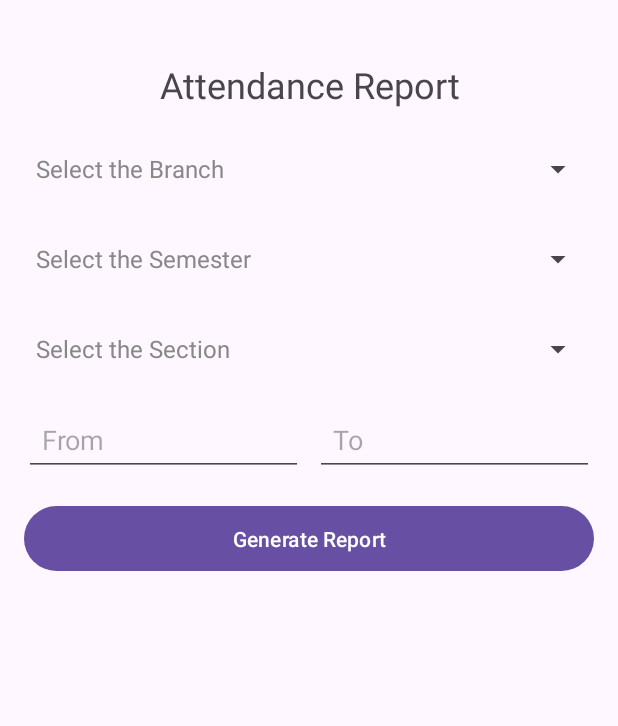
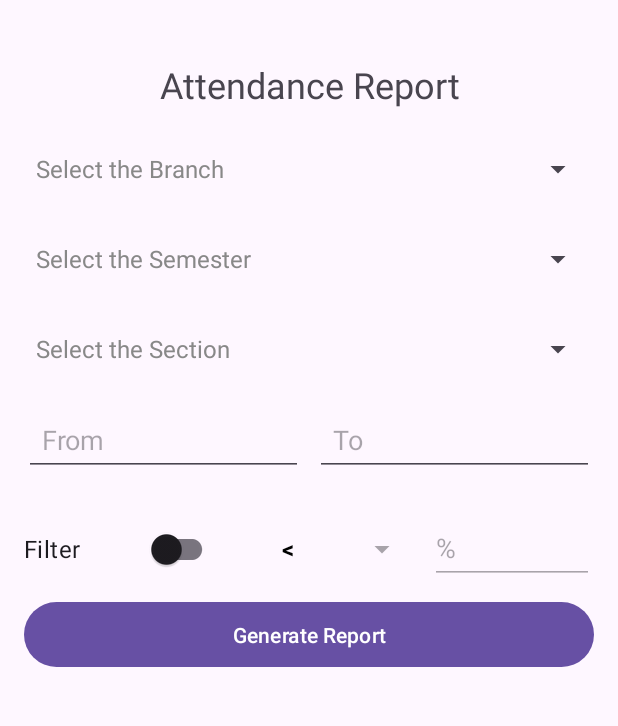
Before and after one commit to sajid-ali-khan/gprec-attendance-app, an Android app: the fragment Report placed in its activity, after a tap on "Generate Report", on a phone screen of 412 x 824 dp, the part 96-822 px from its top. Run offline under Robolectric (Android 15) with nearby library versions, the phone set to English and light mode, and no system bars; 4 statements that could not run were skipped.

Commit message:
add filter in report generation

```diff
--- a/app/build.gradle.kts
+++ b/app/build.gradle.kts
@@ -34,6 +34,7 @@ android {
 dependencies {
 
     implementation("com.android.volley:volley:1.2.1")
+    implementation("com.google.android.material:material:1.12.0")
     implementation(libs.appcompat)
     implementation(libs.material)
     implementation(libs.activity)
--- a/app/src/main/java/com/example/gprec_30/AttendanceTableActivity.java
+++ b/app/src/main/java/com/example/gprec_30/AttendanceTableActivity.java
@@ -106,7 +106,7 @@ public class AttendanceTableActivity extends AppCompatActivity {
         TableRow row = new TableRow(this);
         row.setLayoutParams(new TableRow.LayoutParams(TableRow.LayoutParams.MATCH_PARENT, TableRow.LayoutParams.WRAP_CONTENT));
 
-        String[] rowData = {record.getRollNumber(), record.getDaysPresent(), record.getTotalDays(), record.getAttendancePercentage()};
+        String[] rowData = {record.getRollNumber(), record.getDaysPresent(), record.getTotalDays(), String.format("%.2f", record.getAttendancePercentage())};
         for (String cellData : rowData) {
             TextView cell = new TextView(this);
             cell.setText(cellData);
--- a/app/src/main/java/com/example/gprec_30/fragment_classes/Report.java
+++ b/app/src/main/java/com/example/gprec_30/fragment_classes/Report.java
@@ -11,6 +11,7 @@ import android.view.LayoutInflater;
 import android.view.View;
 import android.view.ViewGroup;
 import android.widget.AdapterView;
+import android.widget.ArrayAdapter;
 import android.widget.Button;
 import android.widget.EditText;
 import android.widget.Spinner;
@@ -24,6 +25,7 @@ import com.example.gprec_30.utils.DatabaseHelper;
 import com.example.gprec_30.utils.HintArrayAdapter;
 import com.google.android.material.datepicker.MaterialDatePicker;
 import com.example.gprec_30.utils.AttendanceReportTable;
+import com.google.android.material.switchmaterial.SwitchMaterial;
 
 import java.io.File;
 import java.io.FileWriter;
@@ -42,11 +44,12 @@ import java.util.List;
 import java.util.Locale;
 import java.util.Objects;
 import java.util.concurrent.Executors;
+import java.util.stream.Collectors;
 
 public class Report extends Fragment {
 
-    private Spinner sp_branch, sp_sem, sp_section;
-    private EditText et_from, et_to;
+    private Spinner sp_branch, sp_sem, sp_section, sp_symbol;
+    private EditText et_from, et_to, et_percentage;
 
     private String selectedBranch = "", selectedSem = "", selectedSection = "";
     private String fromDate = "", toDate = "";
@@ -54,6 +57,14 @@ public class Report extends Fragment {
     private final String ph_branch = "Select the Branch";
     private final String ph_sem = "Select the Semester";
     private final String ph_section = "Select the Section";
+
+
+    private final String[] symbols = {"<", ">", "<=", ">=", "="};
+
+    String selectedSymbol = "";
+    String percentage = "";
+
+    SwitchMaterial toggle_filter;
 
     public Report() {
         // Required empty public constructor
@@ -138,11 +149,46 @@ public class Report extends Fragment {
         et_to = rootView.findViewById(R.id.date_to);
         Button btn_generateReport = rootView.findViewById(R.id.btn_generateReport);
 
+        sp_symbol = rootView.findViewById(R.id.sp_symbol);
+        et_percentage = rootView.findViewById(R.id.et_percentage);
+        toggle_filter = rootView.findViewById(R.id.toggle_filter);
+
         setupDatePickers();
 
+        setupFilterActivity();
+
+        // Toggle listener
+        toggle_filter.setOnCheckedChangeListener((buttonView, isChecked) -> {
+            sp_symbol.setEnabled(isChecked);
+            et_percentage.setEnabled(isChecked);
+        });
+
+        sp_symbol.setOnItemSelectedListener(new AdapterView.OnItemSelectedListener() {
+            @Override
+            public void onItemSelected(AdapterView<?> parent, View view, int position, long id) {
+                // Store the selected symbol in the global variable
+                selectedSymbol = symbols[position];
+                Log.d("SelectedSymbol", "Selected: " + selectedSymbol);
+            }
+
+            @Override
+            public void onNothingSelected(AdapterView<?> parent) {
+                // Optional: Handle no selection if needed
+                selectedSymbol = ""; // Clear the global variable
+            }
+        });
+
         btn_generateReport.setOnClickListener(v -> {
+
             fromDate = et_from.getText().toString();
             toDate = et_to.getText().toString();
+            percentage = et_percentage.getText().toString();
+
+            //checking if all the input fields are filled
+            if (allFieldsNotFilled()){
+                Toast.makeText(requireContext(), "Please fill all the input fields", Toast.LENGTH_SHORT).show();
+                return;
+            }
 
             if (validateDateRange(fromDate, toDate)) {
                 try {
@@ -154,7 +200,7 @@ public class Report extends Fragment {
                     Executors.newSingleThreadExecutor().execute(() -> {
                         String query = AttendanceQueryBuilder.generateAttendanceQuery(branchCode, selectedSem, selectedSection, formattedFromDate, formattedToDate);
 
-                        writeQueryToFile(query);
+//                        writeQueryToFile(query);
 
                         // Execute the query and get the report data
                         List<AttendanceReportTable> attendanceReportTable = makeReport(query);
@@ -184,6 +230,20 @@ public class Report extends Fragment {
         return rootView;
     }
 
+    private boolean allFieldsNotFilled() {
+        Log.d("Report", "allFieldsNotFilled: "+ String.format("%s, %s, %s, %s, %s", selectedBranch, selectedSem, selectedSection, fromDate, toDate));
+        return selectedBranch.isEmpty() || selectedSem.isEmpty() || selectedSection.isEmpty() || fromDate.isEmpty() || toDate.isEmpty() || (toggle_filter.isChecked() && (selectedSymbol.isEmpty() || percentage.isEmpty()));
+    }
+
+    private void setupFilterActivity() {
+
+        ArrayAdapter<String> adapter = new ArrayAdapter<>(requireContext(), R.layout.spinner_item, symbols);
+        adapter.setDropDownViewResource(R.layout.spinner_item);
+
+        sp_symbol.setAdapter(adapter);
+        sp_symbol.setEnabled(false);
+    }
+
     @NonNull
     private String getClassName() {
         String end = "";
@@ -209,11 +269,33 @@ public class Report extends Fragment {
                 String rollNumber = rs.getString("student_id");
                 String days_present = rs.getString("days_present");
                 String total_days = rs.getString("total_days");
-                String percentage = rs.getString("attendance_percentage");
+                Float percentage = rs.getFloat("attendance_percentage");
                 reportTable.add(new AttendanceReportTable(rollNumber, days_present, total_days, percentage));
             }
         }catch(Exception e){
             Log.d("Report:makeReport", "makeReport: "+e);
+        }
+
+        if (toggle_filter.isChecked()){
+            Float percentageFloat = Float.parseFloat(percentage);
+            return reportTable.stream()
+                    .filter(report -> {
+                        switch (selectedSymbol) {
+                            case "<":
+                                return report.getAttendancePercentage() < percentageFloat;
+                            case ">":
+                                return report.getAttendancePercentage() > percentageFloat;
+                            case "<=":
+                                return report.getAttendancePercentage() <= percentageFloat;
+                            case ">=":
+                                return report.getAttendancePercentage() >= percentageFloat;
+                            case "=":
+                                return report.getAttendancePercentage().equals(percentageFloat);
+                            default:
+                                return true; // No filter if `selectedSymbol` is invalid
+                        }
+                    })
+                    .collect(Collectors.toList());
         }
 
         return reportTable;
--- a/app/src/main/java/com/example/gprec_30/utils/AttendanceReportTable.java
+++ b/app/src/main/java/com/example/gprec_30/utils/AttendanceReportTable.java
@@ -6,9 +6,9 @@ public class AttendanceReportTable implements Serializable {
     String rollNumber;
     String daysPresent;
     String totalDays;
-    String attendancePercentage;
+    Float attendancePercentage;
 
-    public AttendanceReportTable(String rollNumber, String daysPresent, String totalDays, String attendancePercentage) {
+    public AttendanceReportTable(String rollNumber, String daysPresent, String totalDays, Float attendancePercentage) {
         this.rollNumber = rollNumber;
         this.daysPresent = daysPresent;
         this.totalDays = totalDays;
@@ -27,7 +27,7 @@ public class AttendanceReportTable implements Serializable {
         return totalDays;
     }
 
-    public String getAttendancePercentage() {
+    public Float getAttendancePercentage() {
         return attendancePercentage;
     }
 }
--- a/app/src/main/res/layout/fragment_report.xml
+++ b/app/src/main/res/layout/fragment_report.xml
@@ -71,6 +71,44 @@
             android:layout_marginStart="8dp" />
     </LinearLayout>
 
+    <LinearLayout
+        android:layout_width="match_parent"
+        android:layout_height="wrap_content"
+        android:paddingVertical="8dp"
+        android:orientation="horizontal">
+
+        <com.google.android.material.switchmaterial.SwitchMaterial
+            android:id="@+id/toggle_filter"
+            android:layout_width="wrap_content"
+            android:layout_height="wrap_content"
+            android:text="@string/filter"
+            android:layout_weight="1"
+            android:textSize="16sp"
+            android:checked="false" />
+
+
+        <Spinner
+            android:id="@+id/sp_symbol"
+            android:layout_width="wrap_content"
+            android:layout_height="wrap_content"
+            android:layout_marginStart="8dp"
+            android:layout_marginEnd="8dp"
+            android:layout_weight="1"
+            android:enabled="false"
+            android:minHeight="48dp" />
+
+        <EditText
+            android:id="@+id/et_percentage"
+            android:layout_width="wrap_content"
+            android:layout_height="wrap_content"
+            android:hint="%"
+            android:inputType="numberDecimal"
+            android:minHeight="48dp"
+            android:layout_weight="2"
+            android:enabled="false" />
+    </LinearLayout>
+
+
     <!-- Button to Submit Report -->
     <Button
         android:id="@+id/btn_generateReport"
--- /dev/null
+++ b/app/src/main/res/layout/spinner_item.xml
@@ -0,0 +1,10 @@
+<TextView
+    xmlns:android="http://schemas.android.com/apk/res/android"
+    android:layout_width="match_parent"
+    android:layout_height="wrap_content"
+    android:gravity="center"
+    android:textAlignment="center"
+    android:textSize="16sp"
+    android:textStyle="bold"
+    android:padding="8dp"
+    android:textColor="@android:color/black" />
--- a/app/src/main/res/values/strings.xml
+++ b/app/src/main/res/values/strings.xml
@@ -29,4 +29,6 @@
     <string name="subject_code">Subject Code</string>
     <!-- TODO: Remove or change this placeholder text -->
     <string name="hello_blank_fragment">Hello blank fragment</string>
+    <string name="filter">Filter</string>
+
 </resources>
```
